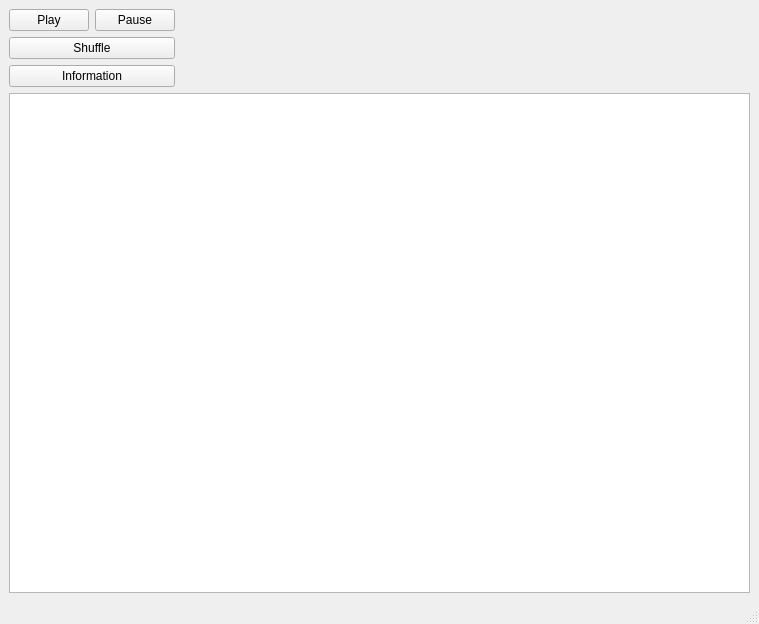
Old version of the form mainwindow.ui in the repository Ian2123/CS305-MusicPlayer.
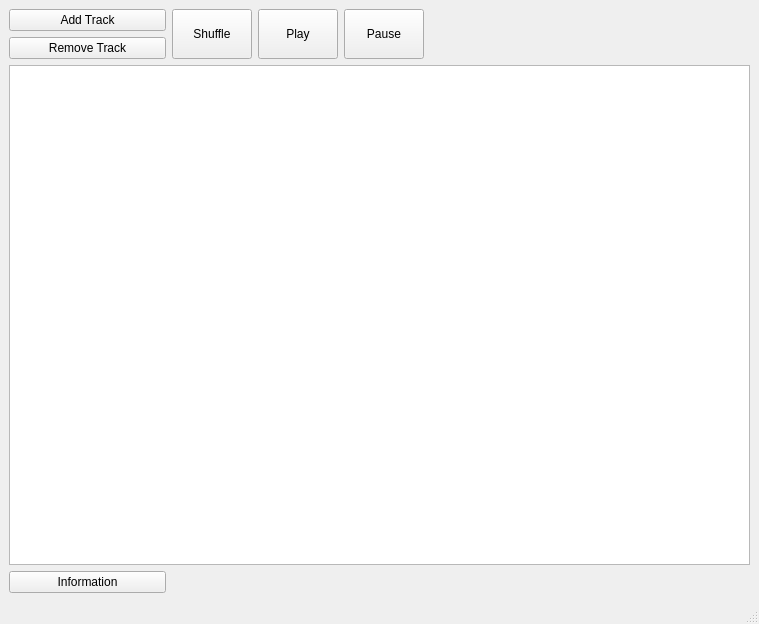
New version of the form.

What changed in the file:
```diff
--- a/mainwindow.ui
+++ b/mainwindow.ui
@@ -14,54 +14,77 @@
    <string>MainWindow</string>
   </property>
   <widget class="QWidget" name="centralwidget">
-   <layout class="QFormLayout" name="formLayout_2">
+   <layout class="QGridLayout" name="gridLayout_2">
     <item row="0" column="0">
-     <layout class="QFormLayout" name="formLayout">
+     <layout class="QGridLayout" name="gridLayout_4">
       <item row="0" column="0">
+       <widget class="QPushButton" name="pushButton">
+        <property name="text">
+         <string>Add Track</string>
+        </property>
+       </widget>
+      </item>
+      <item row="1" column="0">
+       <widget class="QPushButton" name="pushButton_2">
+        <property name="text">
+         <string>Remove Track</string>
+        </property>
+       </widget>
+      </item>
+     </layout>
+    </item>
+    <item row="0" column="1">
+     <layout class="QHBoxLayout" name="horizontalLayout">
+      <item>
+       <widget class="QPushButton" name="shuffleButton">
+        <property name="sizePolicy">
+         <sizepolicy hsizetype="Minimum" vsizetype="Preferred">
+          <horstretch>0</horstretch>
+          <verstretch>0</verstretch>
+         </sizepolicy>
+        </property>
+        <property name="text">
+         <string>Shuffle</string>
+        </property>
+       </widget>
+      </item>
+      <item>
        <widget class="QPushButton" name="playButton">
+        <property name="sizePolicy">
+         <sizepolicy hsizetype="Minimum" vsizetype="Preferred">
+          <horstretch>0</horstretch>
+          <verstretch>0</verstretch>
+         </sizepolicy>
+        </property>
         <property name="text">
          <string>Play</string>
         </property>
        </widget>
       </item>
-      <item row="0" column="1">
+      <item>
        <widget class="QPushButton" name="pauseButton">
+        <property name="sizePolicy">
+         <sizepolicy hsizetype="Minimum" vsizetype="Preferred">
+          <horstretch>0</horstretch>
+          <verstretch>0</verstretch>
+         </sizepolicy>
+        </property>
         <property name="text">
          <string>Pause</string>
         </property>
        </widget>
       </item>
-      <item row="1" column="0" colspan="2">
-       <widget class="QPushButton" name="shuffleButton">
-        <property name="text">
-         <string>Shuffle</string>
-        </property>
-       </widget>
-      </item>
-      <item row="2" column="0" colspan="2">
-       <widget class="QPushButton" name="infoButton">
-        <property name="text">
-         <string>Information</string>
-        </property>
-       </widget>
-      </item>
      </layout>
     </item>
-    <item row="1" column="0" colspan="2">
+    <item row="1" column="0" colspan="4">
      <widget class="QListWidget" name="tracklistWidget"/>
     </item>
-    <item row="0" column="1">
-     <spacer name="horizontalSpacer">
-      <property name="orientation">
-       <enum>Qt::Horizontal</enum>
+    <item row="2" column="0">
+     <widget class="QPushButton" name="infoButton">
+      <property name="text">
+       <string>Information</string>
       </property>
-      <property name="sizeHint" stdset="0">
-       <size>
-        <width>40</width>
-        <height>20</height>
-       </size>
-      </property>
-     </spacer>
+     </widget>
     </item>
    </layout>
   </widget>
```
